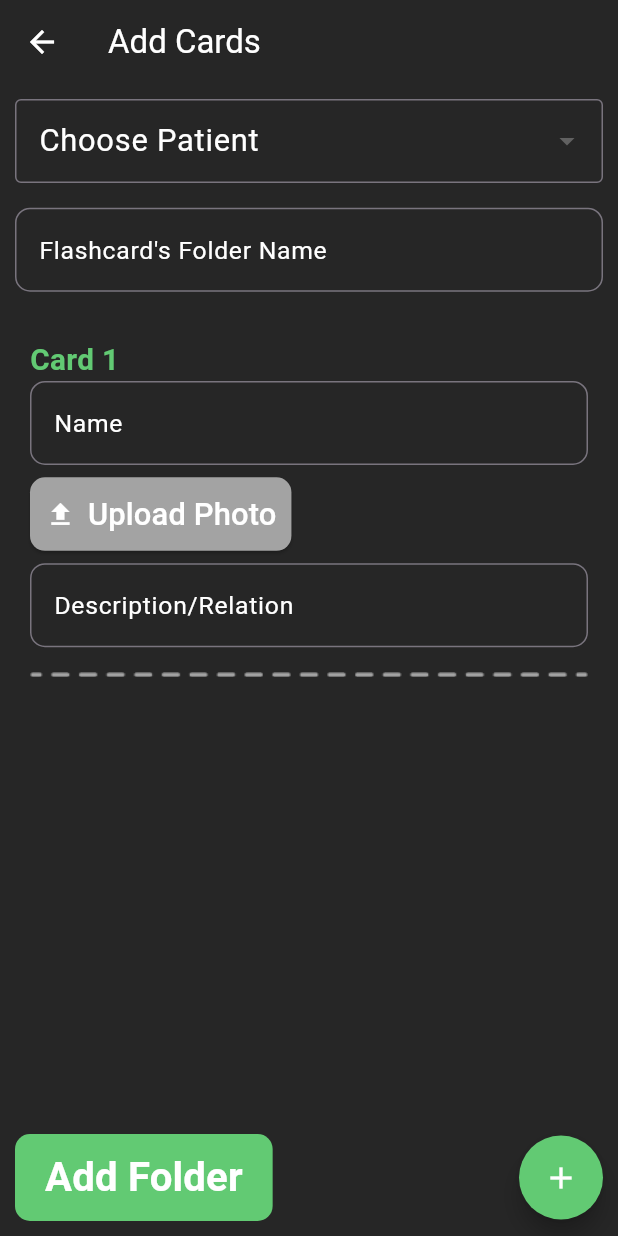
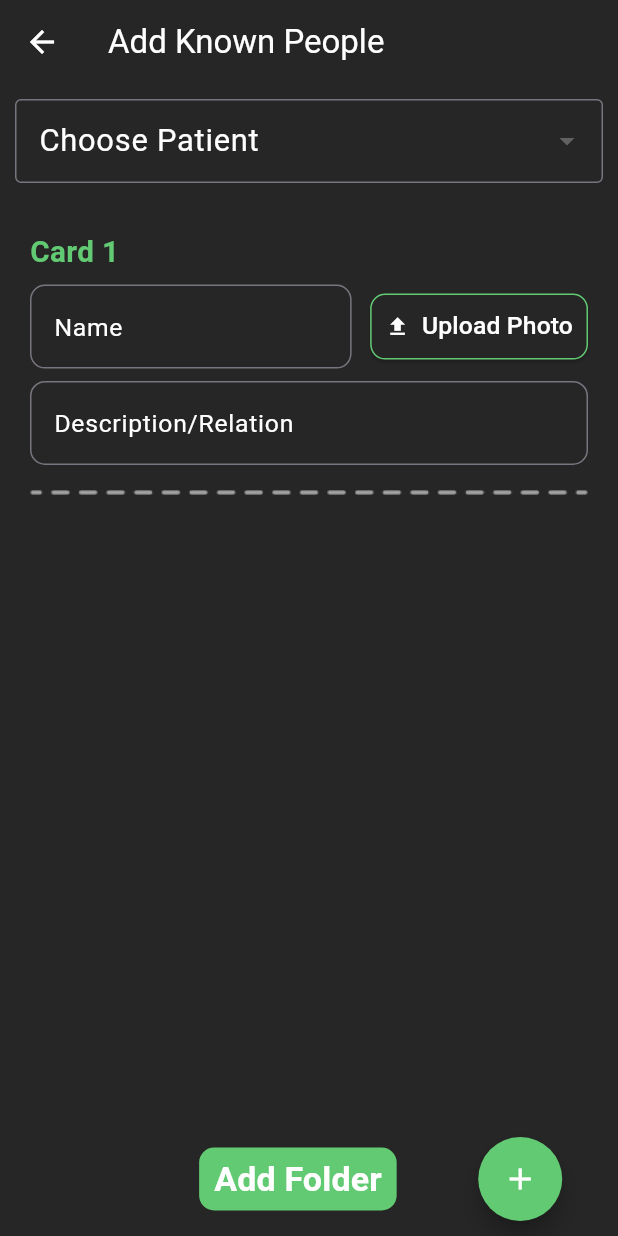
Before and after one commit to sidesshmore/AlzPal, a Flutter app: the AddCards screen opened directly, on a phone screen of 412 x 824 dp. Run offline on Flutter 3.47's test engine with Material 3 defaults, Android fonts, the phone set to English and light mode, and no system bars; our stand-ins replace dotted_border, flutter_otp_text_field, image_picker, intl_phone_number_input, smooth_page_indicator.

Commit message:
Add Known People feature added

```diff
--- a/lib/Caregiver-App/Caregiver-Flashcards/screen/add_cards.dart
+++ b/lib/Caregiver-App/Caregiver-Add-Known-People/screen/add_known_people.dart
@@ -1,7 +1,7 @@
 // add_cards.dart
 import 'package:flutter/material.dart';
 import 'package:image_picker/image_picker.dart';
-import 'package:alzpal/Caregiver-App/Caregiver-Flashcards/widgets/card_info.dart';
+import 'package:alzpal/Caregiver-App/Caregiver-Add-Known-People/widgets/known_card_info.dart';
 
 class AddCards extends StatefulWidget {
   const AddCards({super.key});
@@ -38,7 +38,7 @@ class _AddCardsState extends State<AddCards> {
 
     return Scaffold(
       appBar: AppBar(
-        title: const Text('Add Cards'),
+        title: const Text('Add Known People'),
         backgroundColor: const Color(0xff262626),
         foregroundColor: Colors.white,
       ),
@@ -74,26 +74,6 @@ class _AddCardsState extends State<AddCards> {
               ),
             ),
             SizedBox(height: screenHeight * 0.02),
-            TextField(
-              cursorColor: Colors.white,
-              style: const TextStyle(color: Colors.white),
-              controller: _folderNamecontroller,
-              decoration: InputDecoration(
-                labelStyle: TextStyle(
-                    color: Colors.white, fontSize: screenWidth * 0.04),
-                labelText: "Flashcard's Folder Name",
-                focusedBorder: OutlineInputBorder(
-                  borderSide:
-                      const BorderSide(color: Color(0xff62CA73), width: 2.0),
-                  borderRadius: BorderRadius.circular(10.0),
-                ),
-                fillColor: const Color(0xffA3A3A3),
-                border: OutlineInputBorder(
-                  borderRadius: BorderRadius.circular(10),
-                ),
-              ),
-            ),
-            SizedBox(height: screenHeight * 0.02),
             Expanded(
               child: ListView.builder(
                 itemCount: _cards.length,
@@ -103,13 +83,16 @@ class _AddCardsState extends State<AddCards> {
               ),
             ),
             Row(
-              mainAxisAlignment: MainAxisAlignment.spaceBetween,
+              mainAxisAlignment: MainAxisAlignment.spaceAround,
               children: [
+                SizedBox(
+                  width: screenWidth * 0.1,
+                ),
                 TextButton(
                   onPressed: () {},
                   style: TextButton.styleFrom(
-                    padding: EdgeInsets.only(
-                        left: 20, right: 20, top: 10, bottom: 10),
+                    padding: const EdgeInsets.only(
+                        left: 10, right: 10, top: 5, bottom: 5),
                     shape: RoundedRectangleBorder(
                         borderRadius: BorderRadius.circular(10)),
                     backgroundColor: Color(0xff62CA73),
@@ -117,7 +100,7 @@ class _AddCardsState extends State<AddCards> {
                   child: Text(
                     'Add Folder',
                     style: TextStyle(
-                      fontSize: screenWidth * 0.065,
+                      fontSize: screenWidth * 0.055,
                       fontWeight: FontWeight.w600,
                       color: Colors.white,
                     ),
--- a/lib/Caregiver-App/Caregiver-Flashcards/widgets/card_info.dart
+++ b/lib/Caregiver-App/Caregiver-Add-Known-People/widgets/known_card_info.dart
@@ -28,7 +28,12 @@ class CardInfo extends StatelessWidget {
               color: const Color(0xff62CA73),
             ),
           ),
-          TextField(
+          SizedBox(height: screenHeight * 0.01),
+          Row(
+            children: [
+              // Name text field
+              Expanded(
+                child: TextField(
                   cursorColor: Colors.white,
                   style: const TextStyle(color: Colors.white),
                   controller: _cardNameController,
@@ -45,34 +50,40 @@ class CardInfo extends StatelessWidget {
                       ),
                       borderRadius: BorderRadius.circular(10.0),
                     ),
-              fillColor: const Color(0xffA3A3A3),
                     border: OutlineInputBorder(
                       borderRadius: BorderRadius.circular(10),
                     ),
                   ),
                 ),
-          SizedBox(height: screenHeight * 0.01),
+              ),
+              SizedBox(width: screenWidth * 0.03),
               ElevatedButton.icon(
                 style: ElevatedButton.styleFrom(
-              padding: const EdgeInsetsDirectional.all(10),
+                  padding: const EdgeInsets.all(10),
                   shape: RoundedRectangleBorder(
                     borderRadius: BorderRadius.circular(10),
+                    side: const BorderSide(
+                      color: Color(0xff62CA73),
+                      width: 1.0,
                     ),
-              backgroundColor: const Color(0xffA3A3A3),
+                  ),
+                  backgroundColor: const Color(0xff262626),
                 ),
                 onPressed: () {},
                 label: Text(
                   'Upload Photo',
                   style: TextStyle(
                     color: Colors.white,
-                fontSize: screenWidth * 0.05,
+                    fontSize: screenWidth * 0.04,
                   ),
                 ),
                 icon: Icon(
                   Icons.upload,
-              size: screenWidth * 0.05,
+                  size: screenWidth * 0.04,
                   color: Colors.white,
                 ),
+              ),
+            ],
           ),
           SizedBox(height: screenHeight * 0.01),
           TextField(
@@ -92,15 +103,12 @@ class CardInfo extends StatelessWidget {
                 ),
                 borderRadius: BorderRadius.circular(10.0),
               ),
-              fillColor: const Color(0xffA3A3A3),
               border: OutlineInputBorder(
                 borderRadius: BorderRadius.circular(10),
               ),
             ),
           ),
-          SizedBox(
-            height: screenHeight * 0.02,
-          ),
+          SizedBox(height: screenHeight * 0.02),
           Image.asset(
             'assets/Dashed_Line.png',
             width: screenWidth * 0.91,
--- a/lib/Caregiver-App/Caregiver-Home/widgets/pal_loc_card.dart
+++ b/lib/Caregiver-App/Caregiver-Home/widgets/pal_loc_card.dart
@@ -1,4 +1,4 @@
-import 'package:alzpal/Caregiver-App/Caregiver-Flashcards/screen/add_cards.dart';
+import 'package:alzpal/Caregiver-App/Caregiver-Add-Known-People/screen/add_known_people.dart';
 import 'package:flutter/material.dart';
 
 class PalLocCard extends StatefulWidget {
```
Lines whose indentation alone changed are shown as unchanged.
